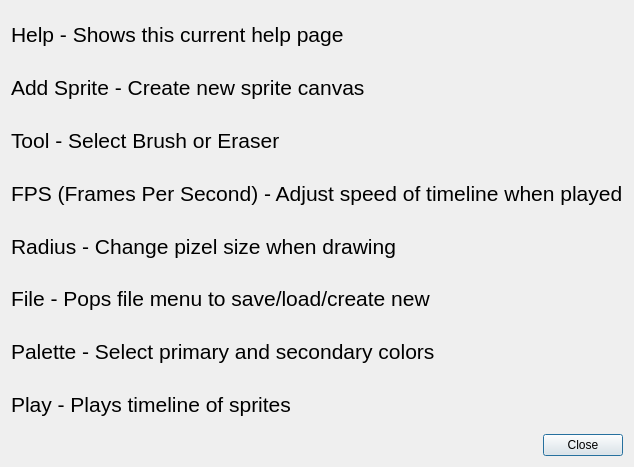
Old version of the form helpdialog.ui in the repository guapipapi/CS3505-PixelPi.
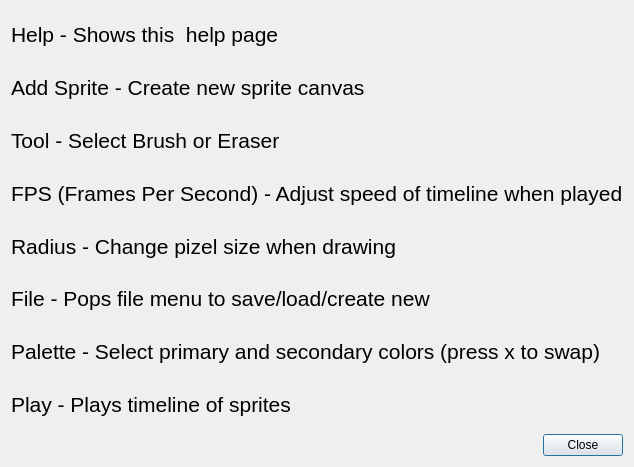
New version of the form.

Commit message: Added more details to help page

Diff of the .ui file:
```diff
--- a/helpdialog.ui
+++ b/helpdialog.ui
@@ -22,7 +22,7 @@
       </font>
      </property>
      <property name="text">
-      <string>Help - Shows this current help page</string>
+      <string>Help - Shows this  help page</string>
      </property>
     </widget>
    </item>
@@ -94,7 +94,7 @@
       </font>
      </property>
      <property name="text">
-      <string>Palette - Select primary and secondary colors</string>
+      <string>Palette - Select primary and secondary colors (press x to swap)</string>
      </property>
     </widget>
    </item>
```
